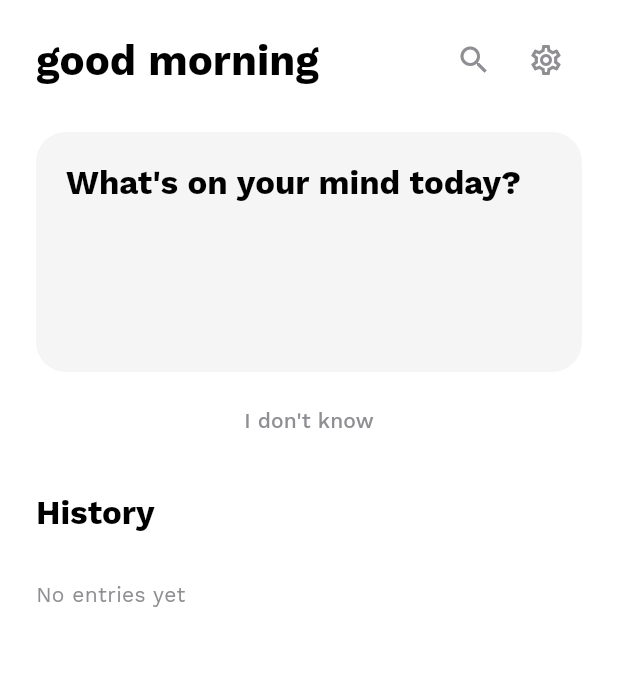
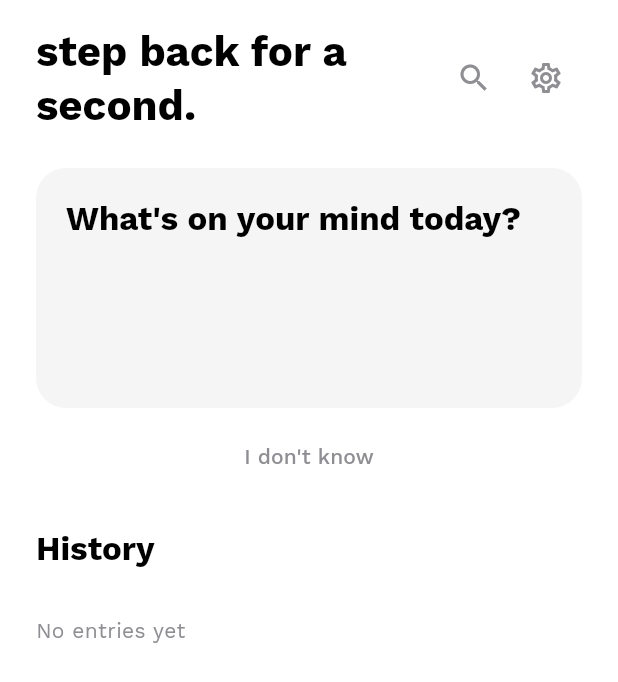
Before and after one commit to mohabnamira/nook, a Flutter app: the screen it shows after launch, on a phone screen of 412 x 824 dp. Shown: the top 682 px of the screen. Run offline on Flutter 3.47's test engine with Material 3 defaults, Android fonts, the phone set to English and light mode, and no system bars; our stand-ins replace flutter_riverpod, flutter_secure_storage, hive, hive_flutter; accounts and stored records are empty.

Commit message:
feat: add time-window based varied greetings

```diff
--- /dev/null
+++ b/lib/core/greeting.dart
@@ -0,0 +1,56 @@
+import 'dart:math';
+
+String pickGreeting({DateTime? now}) {
+  final hour = (now ?? DateTime.now()).hour;
+  final random = Random();
+
+  List<String> pool;
+  if (hour >= 1 && hour <= 5) {
+    pool = const [
+      'staying up late?',
+      'still awake?',
+      'night thoughts?',
+      'mind still running?',
+      'quiet hours.',
+    ];
+  } else if (hour >= 6 && hour <= 8) {
+    pool = const [
+      'a new start.',
+      'quiet morning.',
+      'initial thoughts?',
+      "here's to today.",
+      'good morning.',
+    ];
+  } else if (hour >= 9 && hour <= 11) {
+    pool = const [
+      'step back for a second.',
+      'reset for a moment.',
+      "what's on your mind?",
+      'taking a moment.',
+      'how are things looking?',
+    ];
+  } else if (hour >= 12 && hour <= 16) {
+    pool = const [
+      'how is your day going?',
+      'halfway through.',
+      'catching your breath?',
+      'pausing the hustle.',
+    ];
+  } else if (hour >= 17 && hour <= 20) {
+    pool = const [
+      'easing into the night.',
+      'time to unburden.',
+      'good evening.',
+      'how was the day?',
+    ];
+  } else {
+    pool = const [
+      'nightfall stillness.',
+      'letting the day go.',
+      'wrapping up.',
+      'time to reflect.',
+    ];
+  }
+
+  return pool[random.nextInt(pool.length)];
+}
--- a/lib/screens/home_screen.dart
+++ b/lib/screens/home_screen.dart
@@ -7,6 +7,7 @@ import '../features/lock/presentation/pin_setup.dart';
 import '../features/prompts/application/prompt_providers.dart';
 import '../features/history/presentation/history_widgets.dart';
 import 'entry_view_screen.dart';
+import 'package:nook/core/greeting.dart';
 
 class HomeScreen extends ConsumerStatefulWidget {
   const HomeScreen({super.key});
@@ -19,19 +20,18 @@ class _HomeScreenState extends ConsumerState<HomeScreen> {
 
   bool _searching = false;
   final _searchController = TextEditingController();
+  late final String greeting;
+
+  @override
+  void initState() {
+    super.initState();
+    greeting = pickGreeting();
+  }
 
   @override
   void dispose() {
     _searchController.dispose();
     super.dispose();
-  }
-
-
-  String _greeting() {
-    final hour = DateTime.now().hour;
-    if (hour < 12) return 'good morning';
-    if (hour < 18) return 'good afternoon';
-    return 'good evening';
   }
 
   void _toggleSearch() {
@@ -103,7 +103,7 @@ class _HomeScreenState extends ConsumerState<HomeScreen> {
                                     border: InputBorder.none,
                                   ),
                                 )
-                              : Text(_greeting(),
+                                : Text(greeting,
                                   style: theme.textTheme.headlineMedium),
                         ),
                         IconButton(
```
